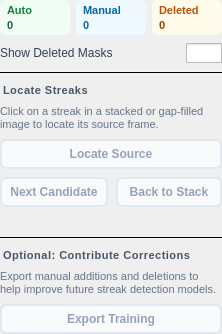
Qt form src/startrails/ui/step_review_detections.ui (gkyle/startrails) before a commit.
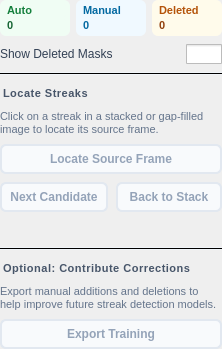
The same form after that commit. Icons and pictures are not drawn.

Patch:
```diff
--- a/src/startrails/ui/step_review_detections.ui
+++ b/src/startrails/ui/step_review_detections.ui
@@ -7,7 +7,7 @@
     <x>0</x>
     <y>0</y>
     <width>222</width>
-    <height>334</height>
+    <height>349</height>
    </rect>
   </property>
   <layout class="QVBoxLayout" name="layout">
@@ -307,7 +307,7 @@
 QPushButton#findBrightest:focus:enabled { border-color: #0f172a; }</string>
      </property>
      <property name="text">
-      <string>Locate Source</string>
+      <string>Locate Source Frame</string>
      </property>
      <property name="checkable">
       <bool>true</bool>
```
Left out of the diff: 27 changed lines with no effect on the pictures.
